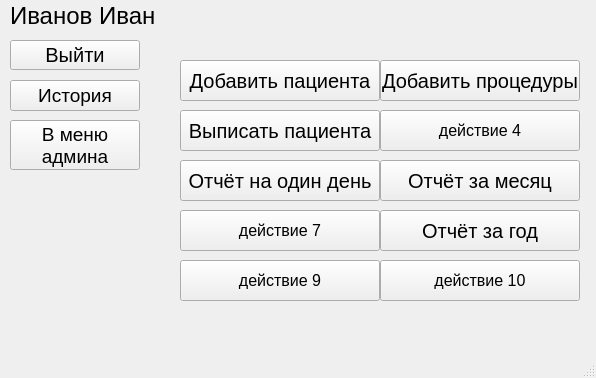
The window that data/design/form_main_menu.ui (PolkovnikovPavel/collection_lfk) describes before a commit, drawn with Qt 5.
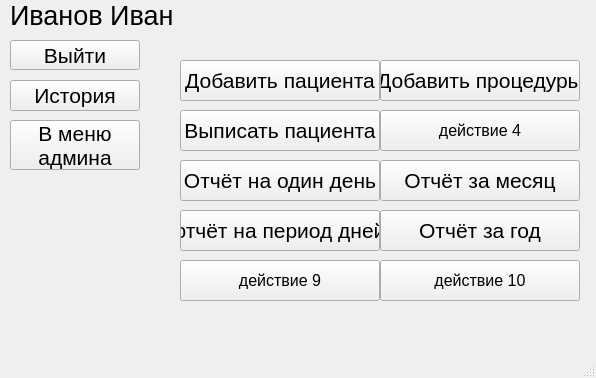
The same window after the commit.

The edit to the form file:
```diff
--- a/data/design/form_main_menu.ui
+++ b/data/design/form_main_menu.ui
@@ -19,13 +19,13 @@
      <rect>
       <x>10</x>
       <y>0</y>
-      <width>561</width>
+      <width>580</width>
       <height>31</height>
      </rect>
     </property>
     <property name="font">
      <font>
-      <pointsize>18</pointsize>
+      <pointsize>20</pointsize>
      </font>
     </property>
     <property name="text">
@@ -43,7 +43,7 @@
     </property>
     <property name="font">
      <font>
-      <pointsize>15</pointsize>
+      <pointsize>16</pointsize>
      </font>
     </property>
     <property name="text">
@@ -61,7 +61,7 @@
     </property>
     <property name="font">
      <font>
-      <pointsize>15</pointsize>
+      <pointsize>16</pointsize>
       <italic>false</italic>
       <kerning>true</kerning>
      </font>
@@ -81,7 +81,7 @@
     </property>
     <property name="font">
      <font>
-      <pointsize>14</pointsize>
+      <pointsize>16</pointsize>
      </font>
     </property>
     <property name="text">
@@ -102,7 +102,7 @@
     </property>
     <property name="font">
      <font>
-      <pointsize>14</pointsize>
+      <pointsize>16</pointsize>
      </font>
     </property>
     <property name="mouseTracking">
@@ -124,7 +124,7 @@
     </property>
     <property name="font">
      <font>
-      <pointsize>15</pointsize>
+      <pointsize>16</pointsize>
       <italic>false</italic>
       <kerning>true</kerning>
      </font>
@@ -144,7 +144,7 @@
     </property>
     <property name="font">
      <font>
-      <pointsize>15</pointsize>
+      <pointsize>16</pointsize>
       <italic>false</italic>
       <kerning>true</kerning>
      </font>
@@ -184,7 +184,7 @@
     </property>
     <property name="font">
      <font>
-      <pointsize>15</pointsize>
+      <pointsize>16</pointsize>
       <italic>false</italic>
       <kerning>true</kerning>
      </font>
@@ -204,13 +204,13 @@
     </property>
     <property name="font">
      <font>
-      <pointsize>12</pointsize>
+      <pointsize>16</pointsize>
       <italic>false</italic>
       <kerning>true</kerning>
      </font>
     </property>
     <property name="text">
-     <string>действие 7</string>
+     <string>отчёт на период дней</string>
     </property>
    </widget>
    <widget class="QPushButton" name="report_3">
@@ -224,7 +224,7 @@
     </property>
     <property name="font">
      <font>
-      <pointsize>15</pointsize>
+      <pointsize>16</pointsize>
       <italic>false</italic>
       <kerning>true</kerning>
      </font>
@@ -284,7 +284,7 @@
     </property>
     <property name="font">
      <font>
-      <pointsize>15</pointsize>
+      <pointsize>16</pointsize>
       <italic>false</italic>
       <kerning>true</kerning>
      </font>
```
Left out of the diff: 2 changed lines with no effect on the pictures.
